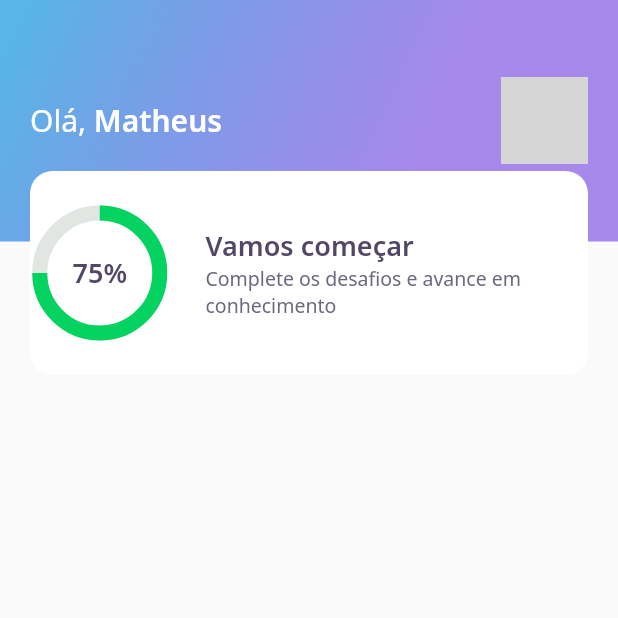
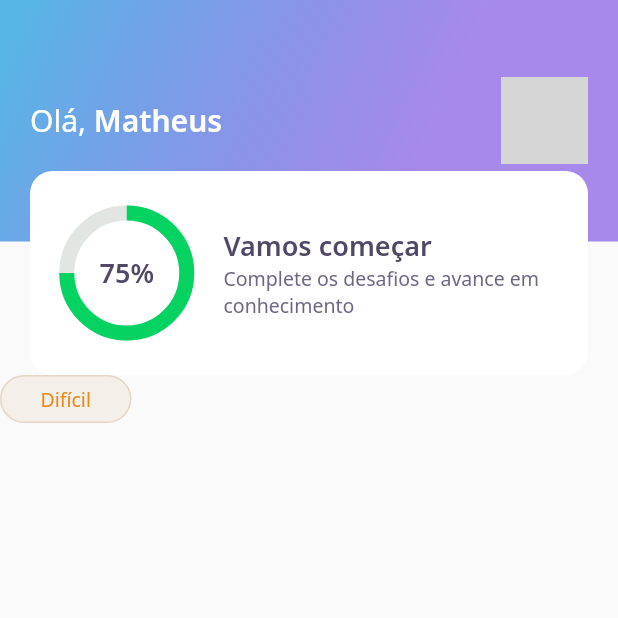
Before and after one commit to MathSilms/first-flutter-project, a Flutter app: the screen it shows after launch, on a phone screen of 412 x 824 dp, the top half of it. Run offline on Flutter 3.47's test engine with Material 2 defaults, Android fonts, the phone set to English and light mode, and no system bars; our stand-ins replace google_fonts; network calls fail; grey boxes are pictures that could not be loaded.

Commit message:
criando botão de dificuldade

```diff
--- a/devquiz/lib/home/home_page.dart
+++ b/devquiz/lib/home/home_page.dart
@@ -1,4 +1,5 @@
 import 'package:DevQuiz/home/widgets/appbar/appbar.widget.dart';
+import 'package:DevQuiz/home/widgets/level_button/level_button_widget.dart';
 import 'package:flutter/material.dart';
 
 class HomePage extends StatefulWidget {
@@ -13,6 +14,7 @@ class _HomePageState extends State<HomePage> {
   Widget build(BuildContext context) {
     return Scaffold(
       appBar: AppBarWidget(),
+      body: LevelButtonWidget(label: 'Difícil'),
     );
   }
 }
--- a/devquiz/lib/home/widgets/chart/chart_widget.dart
+++ b/devquiz/lib/home/widgets/chart/chart_widget.dart
@@ -5,8 +5,8 @@ class ChartWidget extends StatelessWidget {
   @override
   Widget build(BuildContext context) {
     return Container(
-      width: 80,
-      height: 80,
+      width: 90,
+      height: 90,
       child: Stack(
         children: [
           Center(
--- /dev/null
+++ b/devquiz/lib/home/widgets/level_button/level_button_widget.dart
@@ -0,0 +1,60 @@
+import 'package:DevQuiz/core/app_colors.dart';
+import 'package:DevQuiz/core/core.dart';
+import 'package:flutter/material.dart';
+import 'package:google_fonts/google_fonts.dart';
+
+class LevelButtonWidget extends StatelessWidget {
+  final String label;
+
+  LevelButtonWidget({Key? key, required this.label})
+      : assert(['Fácil', 'Médio', 'Difícil', 'Perito'].contains(label)),
+        super(key: key);
+
+  final config = {
+    "Fácil": {
+      "color": AppColors.levelButtonMedio,
+      "borderColor": AppColors.levelButtonBorderMedio,
+      "fontColor": AppColors.levelButtonTextMedio,
+    },
+    "Médio": {
+      "color": AppColors.levelButtonMedio,
+      "borderColor": AppColors.levelButtonBorderMedio,
+      "fontColor": AppColors.levelButtonTextMedio,
+    },
+    "Difícil": {
+      "color": AppColors.levelButtonDificil,
+      "borderColor": AppColors.levelButtonBorderDificil,
+      "fontColor": AppColors.levelButtonTextDificil,
+    },
+    "Perito": {
+      "color": AppColors.levelButtonPerito,
+      "borderColor": AppColors.levelButtonBorderPerito,
+      "fontColor": AppColors.levelButtonTextPerito,
+    }
+  };
+  //28:39
+  Color get color => config[label]!['color']!;
+  Color get borderColor => config[label]!['borderColor']!;
+  Color get fontColor => config[label]!['fontColor']!;
+
+  @override
+  Widget build(BuildContext context) {
+    return Container(
+      decoration: BoxDecoration(
+        borderRadius: BorderRadius.circular(28),
+        color: color,
+        border: Border.fromBorderSide(
+          BorderSide(color: borderColor),
+        ),
+      ),
+      child: Padding(
+        padding: const EdgeInsets.symmetric(horizontal: 26, vertical: 6),
+        child: Text(label,
+            style: GoogleFonts.notoSans(
+              color: fontColor,
+              fontSize: 13,
+            )),
+      ),
+    );
+  }
+}
--- a/devquiz/lib/home/widgets/score_card/score_card_widget.dart
+++ b/devquiz/lib/home/widgets/score_card/score_card_widget.dart
@@ -14,6 +14,8 @@ class ScoreCardWidget extends StatelessWidget {
             color: AppColors.white,
             borderRadius: BorderRadius.circular(15),
           ),
+          child: Padding(
+            padding: const EdgeInsets.symmetric(horizontal: 24),
             child: Row(
               crossAxisAlignment: CrossAxisAlignment.center,
               children: [
@@ -37,6 +39,7 @@ class ScoreCardWidget extends StatelessWidget {
                   ),
                 )
               ],
+            ),
           )),
     );
   }
--- a/devquiz/lib/main.dart
+++ b/devquiz/lib/main.dart
@@ -1,7 +1,5 @@
 import 'package:DevQuiz/core/app_widget.dart';
 import 'package:flutter/material.dart';
-
-import 'core/app_widget.dart';
 
 void main() {
   runApp(AppWidget());
```
Lines whose indentation alone changed are shown as unchanged.
